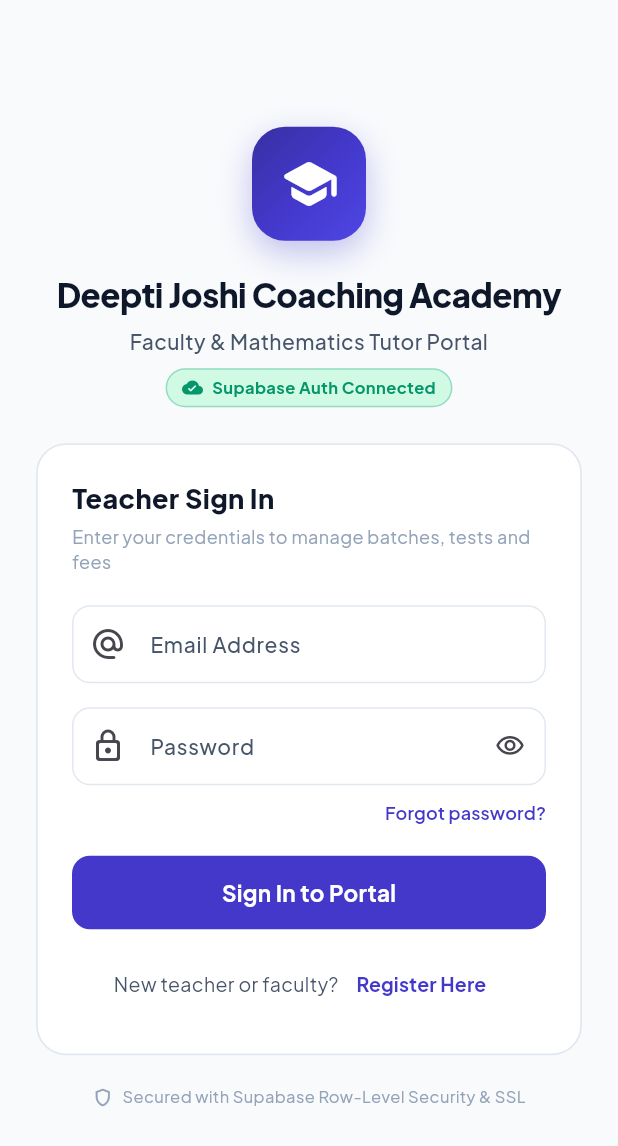
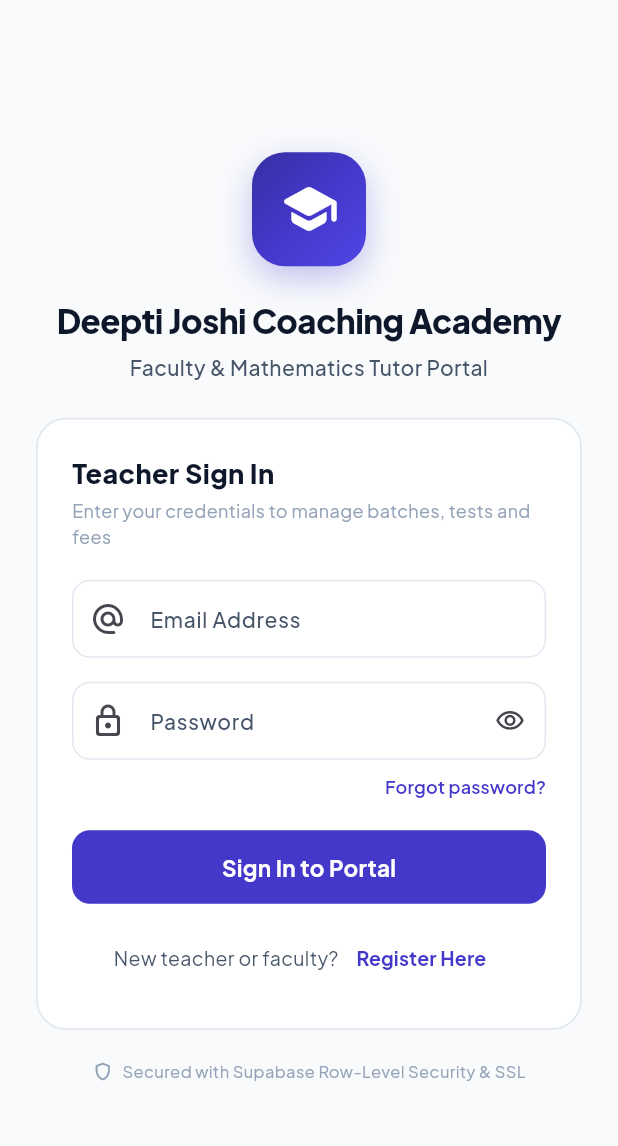
Before and after one commit to BloodHoundPP/Deepti-Joshi-Mathix-app, a Flutter app: the screen it shows after launch, on a phone screen of 412 x 824 dp. Shown: the top 1146 px of the screen. Run offline on Flutter 3.47's test engine with Material 3 defaults, Android fonts, the phone set to English and light mode, and no system bars; our stand-ins replace fl_chart, flutter_dotenv, google_fonts, package_info_plus, pdf, printing and 2 more; missing offline and left inert: ota_update; accounts and stored records are empty.

Commit message:
Add fallback Supabase credentials and clean login screen

```diff
--- a/lib/config/supabase_config.dart
+++ b/lib/config/supabase_config.dart
@@ -1,19 +1,33 @@
 import 'package:flutter_dotenv/flutter_dotenv.dart';
 
 class SupabaseConfig {
-  /// Get Supabase URL from .env file
+  /// Default cloud project credentials as fallback (e.g. CI/CD or release APK builds)
+  static const String _defaultUrl = 'https://srbwtfkffpwrvdbvsbya.supabase.co';
+  static const String _defaultAnonKey = 'sb_publishable_iMXhjYcJPKIvVHSK3_G5fA__4-IN327';
+
+  /// Get Supabase URL from .env file or fallback
   static String get url {
-    if (!dotenv.isInitialized) return '';
-    return dotenv.env['SUPABASE_URL'] ?? '';
+    if (dotenv.isInitialized) {
+      final val = dotenv.env['SUPABASE_URL']?.trim() ?? '';
+      if (val.isNotEmpty && !val.contains('your-project-id')) {
+        return val;
+      }
+    }
+    return _defaultUrl;
   }
 
-  /// Get Supabase Anon Key from .env file
+  /// Get Supabase Anon Key from .env file or fallback
   static String get anonKey {
-    if (!dotenv.isInitialized) return '';
-    return dotenv.env['SUPABASE_ANON_KEY'] ?? '';
+    if (dotenv.isInitialized) {
+      final val = dotenv.env['SUPABASE_ANON_KEY']?.trim() ?? '';
+      if (val.isNotEmpty && !val.contains('your-anon-public-api-key')) {
+        return val;
+      }
+    }
+    return _defaultAnonKey;
   }
 
-  /// Check whether the user has configured valid Supabase credentials
+  /// Check whether valid Supabase credentials are ready
   static bool get isConfigured {
     final u = url.trim();
     final k = anonKey.trim();
--- a/lib/screens/auth/login_screen.dart
+++ b/lib/screens/auth/login_screen.dart
@@ -199,8 +199,6 @@ class _LoginScreenState extends State<LoginScreen> {
 
   @override
   Widget build(BuildContext context) {
-    final isCloud = AuthService.isCloudReady;
-
     return Scaffold(
       backgroundColor: AppColors.background,
       body: SafeArea(
@@ -255,42 +253,6 @@ class _LoginScreenState extends State<LoginScreen> {
                       fontSize: 14,
                       color: AppColors.textSecondary,
                       fontWeight: FontWeight.w500,
-                    ),
-                  ),
-                  const SizedBox(height: 8),
-
-                  // Supabase Cloud Connection Status Badge
-                  Center(
-                    child: Container(
-                      padding: const EdgeInsets.symmetric(horizontal: 10, vertical: 4),
-                      decoration: BoxDecoration(
-                        color: isCloud ? AppColors.successLight : AppColors.warningLight,
-                        borderRadius: BorderRadius.circular(20),
-                        border: Border.all(
-                          color: isCloud
-                              ? AppColors.success.withOpacity(0.3)
-                              : AppColors.warning.withOpacity(0.3),
-                        ),
-                      ),
-                      child: Row(
-                        mainAxisSize: MainAxisSize.min,
-                        children: [
-                          Icon(
-                            isCloud ? Icons.cloud_done_rounded : Icons.cloud_off_rounded,
-                            size: 14,
-                            color: isCloud ? AppColors.success : AppColors.warning,
-                          ),
-                          const SizedBox(width: 6),
-                          Text(
-                            isCloud ? 'Supabase Auth Connected' : 'Local / Offline Mode',
-                            style: TextStyle(
-                              fontSize: 11,
-                              fontWeight: FontWeight.w700,
-                              color: isCloud ? AppColors.success : AppColors.warning,
-                            ),
-                          ),
-                        ],
-                      ),
                     ),
                   ),
                   const SizedBox(height: 24),
```
